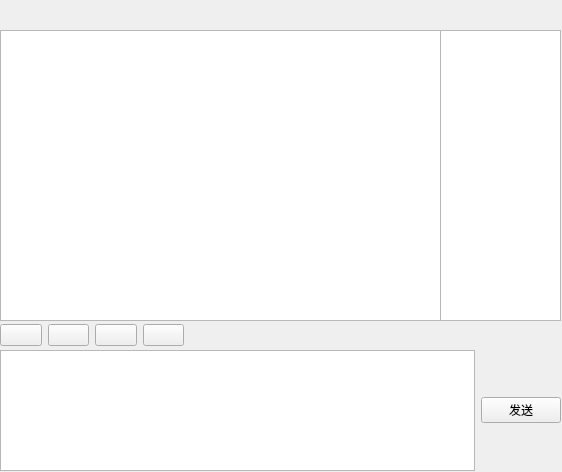
Before: the Qt Designer form HChatRoomClient/HChatRoomClient.ui in tyyyyyy0906/HChatRoom, drawn with Qt 5.
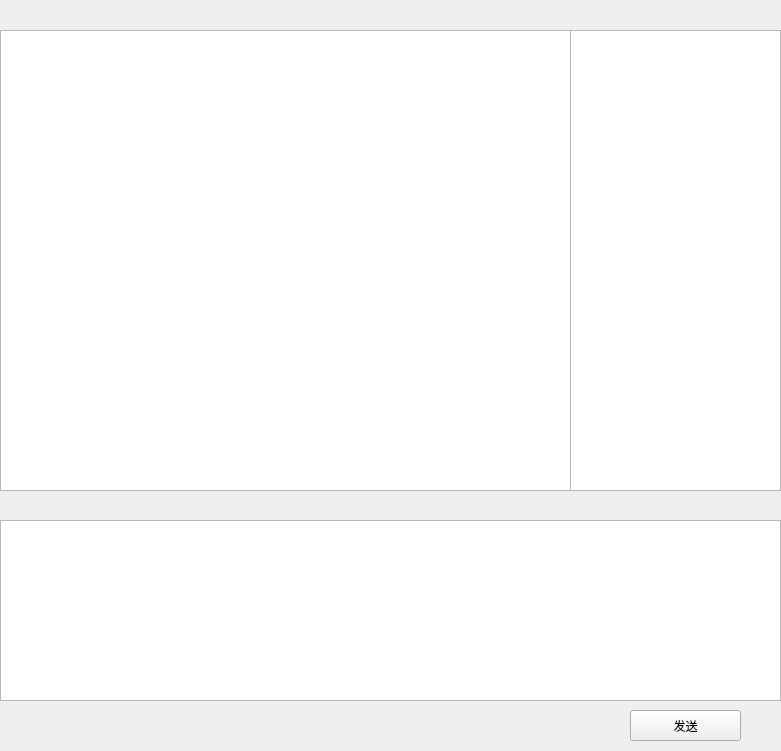
After: the same form once the commit is applied.

```diff
--- a/HChatRoomClient/HChatRoomClient.ui
+++ b/HChatRoomClient/HChatRoomClient.ui
@@ -6,8 +6,8 @@
    <rect>
     <x>0</x>
     <y>0</y>
-    <width>562</width>
-    <height>472</height>
+    <width>781</width>
+    <height>751</height>
    </rect>
   </property>
   <property name="windowTitle">
@@ -18,16 +18,19 @@
     <rect>
      <x>0</x>
      <y>30</y>
-     <width>441</width>
-     <height>291</height>
+     <width>571</width>
+     <height>461</height>
     </rect>
    </property>
    <property name="font">
     <font>
-     <family>黑体</family>
-     <pointsize>12</pointsize>
+     <family>微软雅黑</family>
+     <pointsize>10</pointsize>
     </font>
    </property>
+   <property name="styleSheet">
+    <string notr="true">selection-background-color: rgb(85, 85, 127);</string>
+   </property>
    <property name="readOnly">
     <bool>true</bool>
    </property>
@@ -35,25 +38,42 @@
   <widget class="QListWidget" name="listWidget">
    <property name="geometry">
     <rect>
-     <x>440</x>
+     <x>570</x>
      <y>30</y>
-     <width>121</width>
-     <height>291</height>
+     <width>211</width>
+     <height>461</height>
     </rect>
    </property>
+   <property name="styleSheet">
+    <string notr="true">color: rgb(255, 255, 255);</string>
+   </property>
+   <item>
+    <property name="text">
+     <string>好友列表</string>
+    </property>
+    <property name="font">
+     <font>
+      <underline>false</underline>
+     </font>
+    </property>
+    <property name="flags">
+     <set>NoItemFlags</set>
+    </property>
+   </item>
   </widget>
   <widget class="QLabel" name="clientTitleLable">
    <property name="geometry">
     <rect>
-     <x>0</x>
+     <x>10</x>
      <y>0</y>
-     <width>131</width>
+     <width>121</width>
      <height>31</height>
     </rect>
    </property>
    <property name="font">
     <font>
      <family>微软雅黑</family>
+     <pointsize>12</pointsize>
     </font>
    </property>
    <property name="text">
@@ -63,7 +83,7 @@
   <widget class="QLabel" name="clientDataTimeLabel">
    <property name="geometry">
     <rect>
-     <x>290</x>
+     <x>510</x>
      <y>0</y>
      <width>271</width>
      <height>31</height>
@@ -89,34 +109,7 @@
    <property name="geometry">
     <rect>
      <x>0</x>
-     <y>350</y>
-     <width>561</width>
-     <height>121</height>
-    </rect>
-   </property>
-   <layout class="QHBoxLayout" name="horizontalLayout">
-    <item>
-     <widget class="QTextEdit" name="textEdit_2"/>
-    </item>
-    <item>
-     <widget class="QPushButton" name="pushButton_5">
-      <property name="font">
-       <font>
-        <family>微软雅黑</family>
-       </font>
-      </property>
-      <property name="text">
-       <string>发送</string>
-      </property>
-     </widget>
-    </item>
-   </layout>
-  </widget>
-  <widget class="QWidget" name="layoutWidget">
-   <property name="geometry">
-    <rect>
-     <x>0</x>
-     <y>320</y>
+     <y>490</y>
      <width>184</width>
      <height>31</height>
     </rect>
@@ -127,6 +120,9 @@
       <property name="text">
        <string/>
       </property>
+      <property name="flat">
+       <bool>true</bool>
+      </property>
      </widget>
     </item>
     <item>
@@ -134,6 +130,9 @@
       <property name="text">
        <string/>
       </property>
+      <property name="flat">
+       <bool>true</bool>
+      </property>
      </widget>
     </item>
     <item>
@@ -141,6 +140,9 @@
       <property name="text">
        <string/>
       </property>
+      <property name="flat">
+       <bool>true</bool>
+      </property>
      </widget>
     </item>
     <item>
@@ -148,10 +150,49 @@
       <property name="text">
        <string/>
       </property>
+      <property name="flat">
+       <bool>true</bool>
+      </property>
      </widget>
     </item>
    </layout>
   </widget>
+  <widget class="QTextEdit" name="clientSendMessageEdit">
+   <property name="geometry">
+    <rect>
+     <x>0</x>
+     <y>520</y>
+     <width>781</width>
+     <height>181</height>
+    </rect>
+   </property>
+   <property name="font">
+    <font>
+     <family>微软雅黑</family>
+    </font>
+   </property>
+   <property name="styleSheet">
+    <string notr="true">selection-background-color: rgb(85, 170, 255);</string>
+   </property>
+  </widget>
+  <widget class="QPushButton" name="sendButtonClicked">
+   <property name="geometry">
+    <rect>
+     <x>630</x>
+     <y>710</y>
+     <width>111</width>
+     <height>31</height>
+    </rect>
+   </property>
+   <property name="font">
+    <font>
+     <family>微软雅黑</family>
+    </font>
+   </property>
+   <property name="text">
+    <string>发送</string>
+   </property>
+  </widget>
  </widget>
  <resources/>
  <connections/>
```
Left out of the diff: 10 changed lines with no effect on the pictures.
